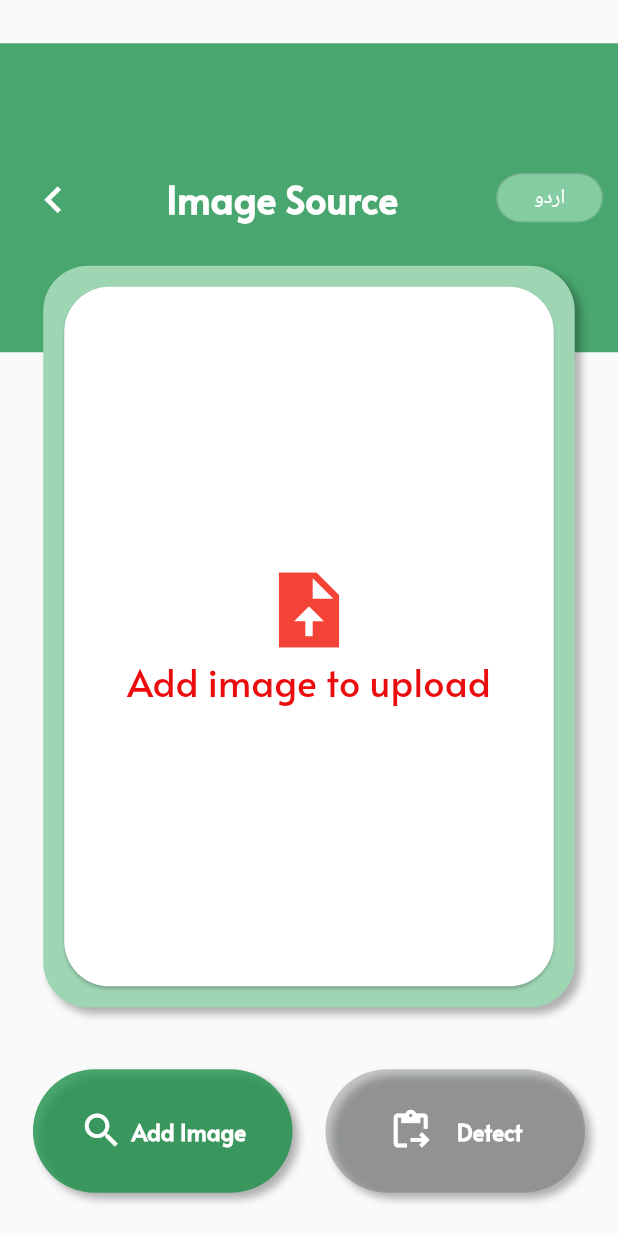
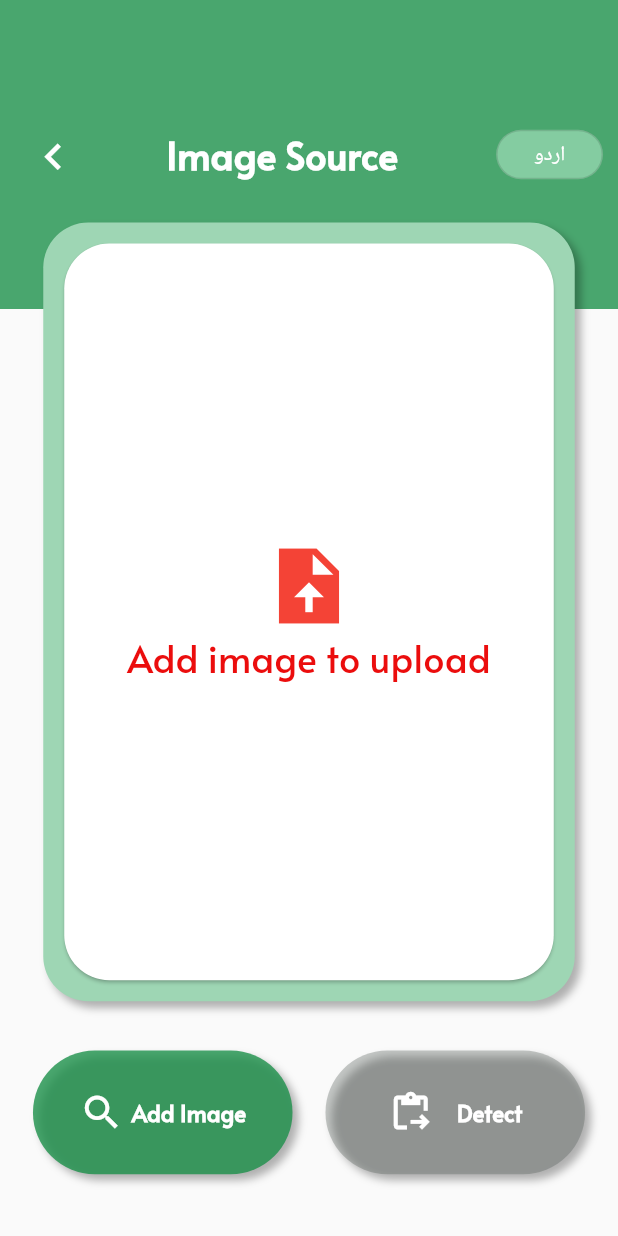
Before and after one commit to sadiamunir/Fruitector, a Flutter app: the CameraScreen screen opened directly, on a phone screen of 412 x 824 dp. Run offline on Flutter 3.47's test engine with Material 2 defaults, Android fonts, the phone set to English and light mode, and no system bars; our stand-ins replace get, get_storage, image_picker, open_file; missing offline and left inert: syncfusion_flutter_pdf, tflite; accounts and stored records are empty.

Commit message:
slight adjustment

```diff
--- a/lib/camera.dart
+++ b/lib/camera.dart
@@ -96,9 +96,11 @@ class _CameraScreenState extends State<CameraScreen> {
     return Scaffold(
       body: Center(
         child: Stack(
+          alignment: Alignment.topCenter,
           children: [
             Container(
               height: height * 0.25,
+              margin: EdgeInsets.only(bottom: height * 0.75),
               padding: const EdgeInsets.only(
                   top: 10, left: 10, right: 10, bottom: 10),
               color: const Color.fromARGB(200, 24, 143, 71),
@@ -155,7 +157,7 @@ class _CameraScreenState extends State<CameraScreen> {
               top: height * 0.18,
               left: width * 0.07,
               child: Container(
-                height: height * 0.6,
+                height: height * 0.63,
                 width: width * 0.86,
                 decoration: const BoxDecoration(
                   color: Color.fromRGBO(158, 214, 180, 1),
@@ -196,7 +198,7 @@ class _CameraScreenState extends State<CameraScreen> {
                         )
                       : Container(
                           height: height * 0.8,
-                          width: width * 0.6,
+                          width: width * 0.8,
                           child: ClipRRect(
                             borderRadius: BorderRadius.circular(30),
                             child: Image.file(File((imageFile!.path))),
@@ -209,7 +211,7 @@ class _CameraScreenState extends State<CameraScreen> {
               mainAxisAlignment: MainAxisAlignment.spaceEvenly,
               children: <Widget>[
                 Container(
-                  margin: EdgeInsets.only(top: height * 0.83),
+                  margin: EdgeInsets.only(top: height * 0.85),
                   padding: const EdgeInsets.all(10),
                   height: height * 0.1,
                   width: width * .42,
@@ -270,7 +272,7 @@ class _CameraScreenState extends State<CameraScreen> {
                 ),
                 Container(
                   padding: const EdgeInsets.all(10),
-                  margin: EdgeInsets.only(top: height * 0.83),
+                  margin: EdgeInsets.only(top: height * 0.85),
                   height: height * 0.1,
                   width: width * .42,
                   decoration: BoxDecoration(
--- a/lib/display.dart
+++ b/lib/display.dart
@@ -163,7 +163,8 @@ class _DisplayState extends State<Display> {
                                       ),
                                     ),
                                     TextSpan(
-                                        text: name.toUpperCase(),
+                                        text:
+                                            name.toUpperCase() + 'fruitUrdu'.tr,
                                         style: const TextStyle(
                                           fontWeight: FontWeight.bold,
                                           fontFamily: 'Alata',
--- a/lib/theme/app_translation.dart
+++ b/lib/theme/app_translation.dart
@@ -23,6 +23,7 @@ class AppTranslation extends Translations {
           'See Results': 'See Results',
           'Your Result': 'Your Result',
           'fruit': 'Your fruit has ',
+          'fruitUrdu': '',
           'See': 'See More',
           'Percentage': 'Percentage Accuracy: ',
           'Learn': 'Learn More',
@@ -103,7 +104,8 @@ class AppTranslation extends Translations {
           'Processing': 'نتیجہ تیار ہے',
           'See Results': 'نتیجہ دیکھیں',
           'Your Result': 'آپ کا نتیجہ',
-          'fruit': ' آپ کے پھل میں ہے ',
+          'fruit': ' آپ کے پھل میں',
+          'fruitUrdu': ' کا مسئلہ ہے ',
           'See': 'دیکھیں مزید',
           'Percentage': ' نتیجہ کی درستگی',
           'Learn': 'اورجانیے',
```
